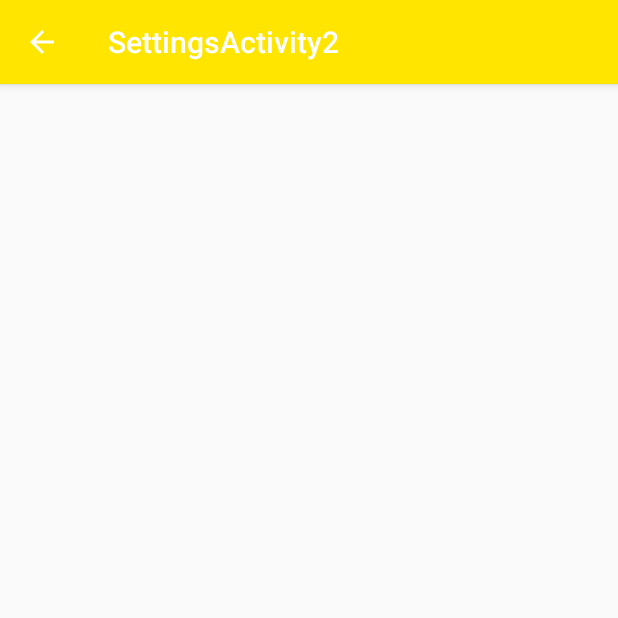
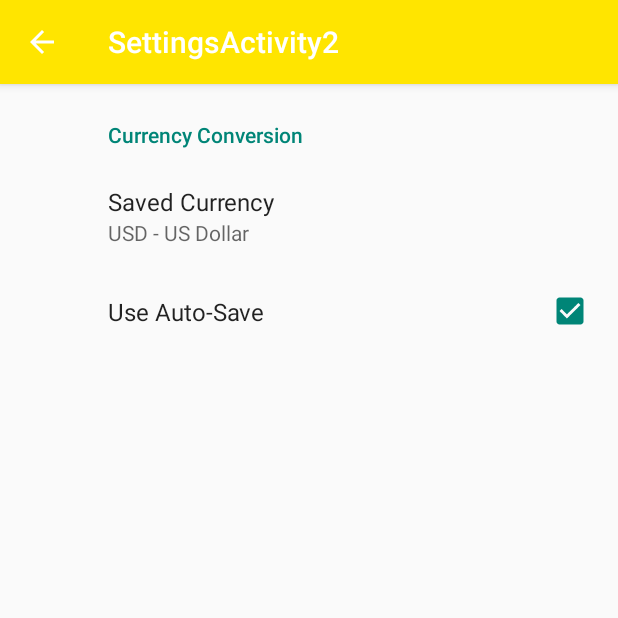
Before and after one commit to reuvenlevin/Currency-Converter, an Android app: the SettingsActivity2 screen opened directly, with no data from a screen before it, on a phone screen of 412 x 824 dp, the top half of it. Run offline under Robolectric (Android 15) with nearby library versions, the phone set to English and light mode, and no system bars; our stand-ins replace androidx.preference.

Commit message:
Resolved Settings conflict and merge issues. Settings complete

```diff
--- a/app/src/main/res/values/arrays.xml
+++ b/app/src/main/res/values/arrays.xml
@@ -1,38 +1,143 @@
 <?xml version="1.0" encoding="utf-8"?>
+
 <resources>
+    <string-array name="currency_entries">
 
-    <string-array name="currency_names">
-        <item>United States Dollar (USD)</item>
-        <item>Euro (EUR)</item>
-        <item>British Pound (GBP)</item>
-        <item>Japanese Yen (JPY)</item>
-        <item>Australian Dollar (AUD)</item>
-        <item>Canadian Dollar (CAD)</item>
-        <item>Swiss Franc (CHF)</item>
-        <item>Chinese Yuan (CNY)</item>
-        <item>Indian Rupee (INR)</item>
-        <item>South Korean Won (KRW)</item>
-        <item>Mexican Peso (MXN)</item>
-        <item>Russian Ruble (RUB)</item>
-        <item>Israeli New Shekel (ILS)</item>
-
+        <item>AED - United Arab Emirates Dirham</item>
+        <item>ARS - Argentine Peso</item>
+        <item>AUD - Australian Dollar</item>
+        <item>BHD - Bahraini Dinar</item>
+        <item>BDT - Bangladeshi Taka</item>
+        <item>BOB - Bolivian Bolíviano</item>
+        <item>BRL - Brazilian Real</item>
+        <item>CAD - Canadian Dollar</item>
+        <item>CHF - Swiss Franc</item>
+        <item>CLP - Chilean Peso</item>
+        <item>CNY - Chinese Yuan</item>
+        <item>COP - Colombian Peso</item>
+        <item>CRC - Costa Rican Colón</item>
+        <item>CUC - Cuban Convertible Peso</item>
+        <item>CZK - Czech Koruna</item>
+        <item>DKK - Danish Krone</item>
+        <item>DO - Dominican Peso</item>
+        <item>EGP - Egyptian Pound</item>
+        <item>EUR - Euro</item>
+        <item>GBP - British Pound</item>
+        <item>GTQ - Guatemalan Quetzal</item>
+        <item>HKD - Hong Kong Dollar</item>
+        <item>HNL - Honduran Lempira</item>
+        <item>HRK - Croatian Kuna</item>
+        <item>HUF - Hungarian Forint</item>
+        <item>IDR - Indonesian Rupiah</item>
+        <item>ILS - Israeli New Shekel</item>
+        <item>INR - Indian Rupee</item>
+        <item>ISK - Icelandic Króna</item>
+        <item>JOD - Jordanian Dinar</item>
+        <item>JPY - Japanese Yen</item>
+        <item>KGS - Kyrgyzstani Som</item>
+        <item>KRW - South Korean Won</item>
+        <item>KWD - Kuwaiti Dinar</item>
+        <item>KZT - Kazakhstani Tenge</item>
+        <item>LKR - Sri Lankan Rupee</item>
+        <item>MYR - Malaysian Ringgit</item>
+        <item>MXN - Mexican Peso</item>
+        <item>NIO - Nicaraguan Córdoba</item>
+        <item>NPR - Nepalese Rupee</item>
+        <item>NZD - New Zealand Dollar</item>
+        <item>OMR - Omani Rial</item>
+        <item>PAB - Panamanian Balboa</item>
+        <item>PEN - Peruvian Sol</item>
+        <item>PHP - Philippine Peso</item>
+        <item>PKR - Pakistani Rupee</item>
+        <item>PLN - Polish Złoty</item>
+        <item>PYG - Paraguayan Guarani</item>
+        <item>QAR - Qatari Riyal</item>
+        <item>RON - Romanian Leu</item>
+        <item>RSD - Serbian Dinar</item>
+        <item>RUB - Russian Ruble</item>
+        <item>SAR - Saudi Riyal</item>
+        <item>SEK - Swedish Krona</item>
+        <item>SGD - Singapore Dollar</item>
+        <item>THB - Thai Baht</item>
+        <item>TJS - Tajikistani Somoni</item>
+        <item>TRY - Turkish Lira</item>
+        <item>TWD - New Taiwan Dollar</item>
+        <item>UAH - Ukrainian Hryvnia</item>
+        <item>USD - US Dollar</item>
+        <item>UYU - Uruguayan Peso</item>
+        <item>UZS - Uzbekistani Som</item>
+        <item>VEF - Venezuelan Bolívar</item>
+        <item>VND - Vietnamese Dong</item>
+        <item>ZAR - South African Rand</item>
     </string-array>
 
-    <string-array name="currency_codes">
-        <item>USD</item>
-        <item>EUR</item>
-        <item>GBP</item>
-        <item>JPY</item>
-        <item>AUD</item>
-        <item>CAD</item>
-        <item>CHF</item>
-        <item>CNY</item>
-        <item>INR</item>
-        <item>KRW</item>
-        <item>MXN</item>
-        <item>RUB</item>
-        <item>ILS</item>
+    <string-array name="currency_values">
 
+        <item>aed</item>
+        <item>ars</item>
+        <item>aud</item>
+        <item>bhd</item>
+        <item>bdt</item>
+        <item>bob</item>
+        <item>brl</item>
+        <item>cad</item>
+        <item>chf</item>
+        <item>clp</item>
+        <item>cny</item>
+        <item>cop</item>
+        <item>crc</item>
+        <item>cuc</item>
+        <item>czk</item>
+        <item>dkk</item>
+        <item>dop</item>
+        <item>egp</item>
+        <item>eur</item>
+        <item>gbp</item>
+        <item>gtq</item>
+        <item>hkd</item>
+        <item>hnl</item>
+        <item>hrk</item>
+        <item>huf</item>
+        <item>idr</item>
+        <item>ils</item>
+        <item>inr</item>
+        <item>isk</item>
+        <item>jod</item>
+        <item>jpy</item>
+        <item>kgs</item>
+        <item>krw</item>
+        <item>kwd</item>
+        <item>kzt</item>
+        <item>lkr</item>
+        <item>myr</item>
+        <item>mxn</item>
+        <item>nio</item>
+        <item>npr</item>
+        <item>nzd</item>
+        <item>omr</item>
+        <item>pab</item>
+        <item>pen</item>
+        <item>php</item>
+        <item>pkr</item>
+        <item>pln</item>
+        <item>pyg</item>
+        <item>qar</item>
+        <item>ron</item>
+        <item>rsd</item>
+        <item>rub</item>
+        <item>sar</item>
+        <item>sek</item>
+        <item>sgd</item>
+        <item>thb</item>
+        <item>tjs</item>
+        <item>try</item>
+        <item>twd</item>
+        <item>uah</item>
+        <item>usd</item>
+        <item>uyu</item>
+        <item>uzs</item>
+        <item>vef</item>
+        <item>vnd</item>
+        <item>zar</item>
     </string-array>
-
 </resources>
--- a/app/src/main/res/xml/root_preferences.xml
+++ b/app/src/main/res/xml/root_preferences.xml
@@ -0,0 +1,26 @@
+<androidx.preference.PreferenceScreen
+    xmlns:android="http://schemas.android.com/apk/res/android"
+    xmlns:app="http://schemas.android.com/apk/res-auto">
+
+    <androidx.preference.PreferenceCategory
+        app:title="Currency Conversion">
+
+        <androidx.preference.ListPreference
+            app:key="saved_currency"
+            app:title="Saved Currency"
+            app:useSimpleSummaryProvider="true"
+            app:entries="@array/currency_entries"
+            app:entryValues="@array/currency_values"
+            app:defaultValue="usd" />
+
+
+
+    </androidx.preference.PreferenceCategory>
+
+
+    <CheckBoxPreference
+        app:key="@string/key_use_auto_save"
+        app:title="@string/title_use_auto_save"
+        app:defaultValue="true" />
+
+</androidx.preference.PreferenceScreen>
```
